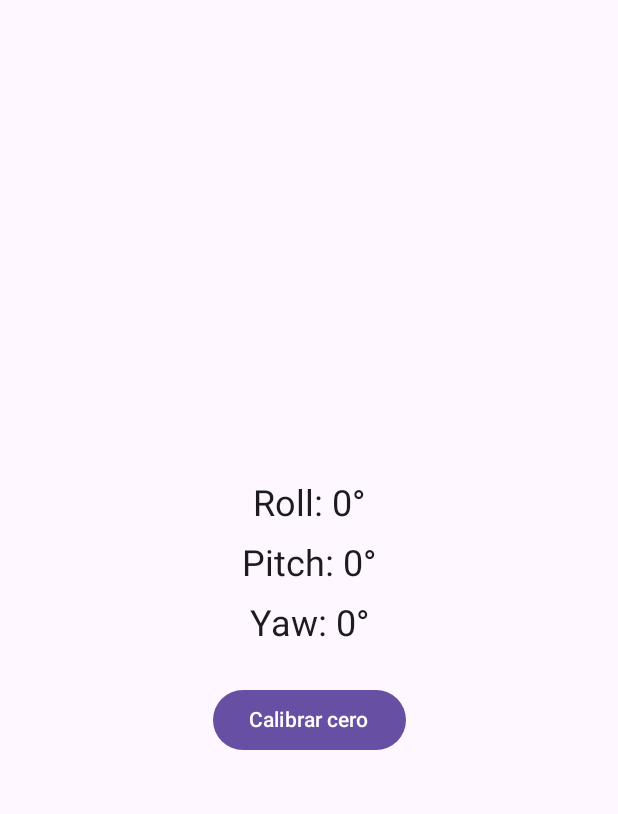
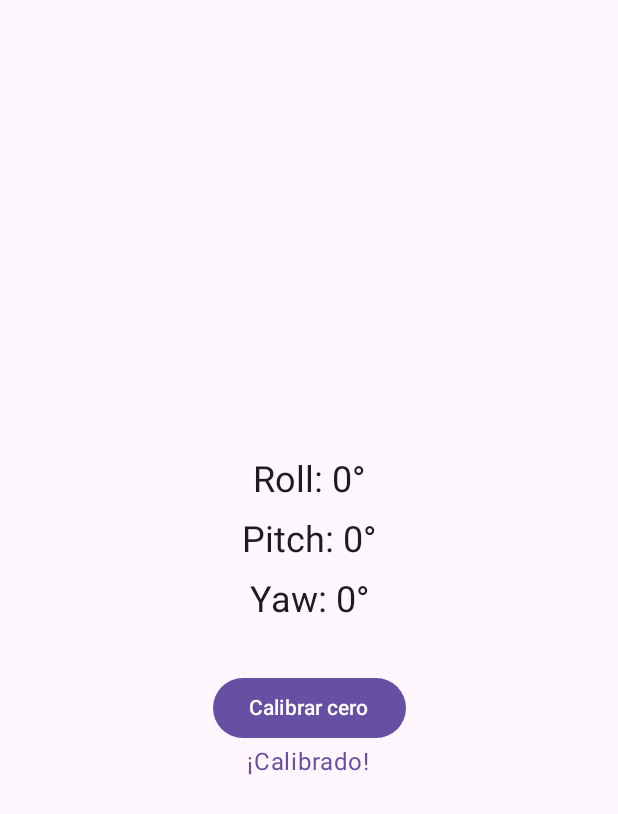
Before and after one commit to FelipeGarcia911/android-auto-inclinometer, an Android app built with Jetpack Compose: the screen it shows after launch (MainActivity), after a tap on "Calibrar cero", on a phone screen of 412 x 824 dp. Shown: the top 814 px of the screen. Run offline under Robolectric (Android 15) with nearby library versions, the phone set to English and light mode, and no system bars; our stand-ins replace Dagger/Hilt's generated code.

Commit message:
feat: migrate to clean architecture

```diff
--- a/app/build.gradle.kts
+++ b/app/build.gradle.kts
@@ -62,5 +62,6 @@ dependencies {
     implementation(project(":common"))
     implementation(libs.androidx.app)
     implementation(libs.hilt.android)
+    implementation(libs.androidx.hilt.navigation.compose)
     kapt(libs.hilt.android.compiler)
 }
--- a/app/src/main/java/com/felipeg/inclinometer4x4/MainActivity.kt
+++ b/app/src/main/java/com/felipeg/inclinometer4x4/MainActivity.kt
@@ -4,22 +4,12 @@ import android.os.Bundle
 import android.util.Log
 import androidx.activity.ComponentActivity
 import androidx.activity.compose.setContent
-import androidx.compose.foundation.layout.Arrangement
-import androidx.compose.foundation.layout.Column
-import androidx.compose.foundation.layout.Spacer
 import androidx.compose.foundation.layout.fillMaxSize
-import androidx.compose.foundation.layout.height
-import androidx.compose.foundation.layout.padding
-import androidx.compose.material3.Button
 import androidx.compose.material3.MaterialTheme
 import androidx.compose.material3.Surface
-import androidx.compose.material3.Text
-import androidx.compose.runtime.*
-import androidx.compose.ui.Alignment
 import androidx.compose.ui.Modifier
-import androidx.compose.ui.unit.dp
 import com.felipeg.common.SensorRepository
-import com.felipeg.common.Angle
+import com.felipeg.inclinometer4x4.presentation.ui.AngleScreen
 import dagger.hilt.android.AndroidEntryPoint
 import javax.inject.Inject
 
@@ -37,45 +27,9 @@ class MainActivity : ComponentActivity() {
                     modifier = Modifier.fillMaxSize(),
                     color = MaterialTheme.colorScheme.background
                 ) {
-                    AngleDisplayScreen(sensorRepo)
+                    AngleScreen()
                 }
             }
         }
     }
 }
-
-@Composable
-fun AngleDisplayScreen(sensorRepo: SensorRepository) {
-    var currentAngle by remember { mutableStateOf(Angle(0f, 0f, 0f)) }
-
-    LaunchedEffect(Unit) {
-        sensorRepo.angleFlow.collect { angle ->
-            currentAngle = angle
-        }
-    }
-
-    Column(
-        modifier = Modifier.fillMaxSize().padding(16.dp),
-        horizontalAlignment = Alignment.CenterHorizontally,
-        verticalArrangement = Arrangement.Center
-    ) {
-        Text(
-            text = "Roll: ${currentAngle.roll.toInt()}°",
-            style = MaterialTheme.typography.headlineSmall
-        )
-        Spacer(modifier = Modifier.height(8.dp))
-        Text(
-            text = "Pitch: ${currentAngle.pitch.toInt()}°",
-            style = MaterialTheme.typography.headlineSmall
-        )
-        Spacer(modifier = Modifier.height(8.dp))
-        Text(
-            text = "Yaw: ${currentAngle.yaw.toInt()}°",
-            style = MaterialTheme.typography.headlineSmall
-        )
-        Spacer(modifier = Modifier.height(24.dp))
-        Button(onClick = { sensorRepo.calibrateZero(currentAngle) }) {
-            Text(text = "Calibrar cero")
-        }
-    }
-}
--- /dev/null
+++ b/app/src/main/java/com/felipeg/inclinometer4x4/domain/usecase/CalibrateZeroUseCase.kt
@@ -0,0 +1,11 @@
+package com.felipeg.inclinometer4x4.domain.usecase
+
+import com.felipeg.common.Angle
+import com.felipeg.common.SensorRepository
+import javax.inject.Inject
+
+class CalibrateZeroUseCase @Inject constructor(
+    private val repository: SensorRepository
+) {
+    fun execute(angle: Angle) = repository.calibrateZero(angle)
+}
--- /dev/null
+++ b/app/src/main/java/com/felipeg/inclinometer4x4/domain/usecase/GetAngleStreamUseCase.kt
@@ -0,0 +1,12 @@
+package com.felipeg.inclinometer4x4.domain.usecase
+
+import com.felipeg.common.Angle
+import com.felipeg.common.SensorRepository
+import kotlinx.coroutines.flow.Flow
+import javax.inject.Inject
+
+class GetAngleStreamUseCase @Inject constructor(
+    private val repository: SensorRepository
+) {
+    operator fun invoke(): Flow<Angle> = repository.angleFlow
+}
--- /dev/null
+++ b/app/src/main/java/com/felipeg/inclinometer4x4/presentation/ui/AngleScreen.kt
@@ -0,0 +1,45 @@
+package com.felipeg.inclinometer4x4.presentation.ui
+
+import androidx.compose.foundation.layout.*
+import androidx.compose.material3.*
+import androidx.compose.runtime.*
+import androidx.compose.ui.Alignment
+import androidx.compose.ui.Modifier
+import androidx.compose.ui.unit.dp
+import androidx.hilt.navigation.compose.hiltViewModel
+import com.felipeg.inclinometer4x4.presentation.viewmodel.AngleViewModel
+
+@Composable
+fun AngleScreen(viewModel: AngleViewModel = hiltViewModel()) {
+    val angle by viewModel.angleState.collectAsState()
+    var justCalibrated by remember { mutableStateOf(false) }
+
+    Column(
+        modifier = Modifier
+            .fillMaxSize()
+            .padding(16.dp),
+        horizontalAlignment = Alignment.CenterHorizontally,
+        verticalArrangement = Arrangement.Center
+    ) {
+        listOf(
+            "Roll"  to angle.roll,
+            "Pitch" to angle.pitch,
+            "Yaw"   to angle.yaw
+        ).forEach { (label, value) ->
+            Text("$label: ${value.toInt()}°", style = MaterialTheme.typography.headlineSmall)
+            Spacer(Modifier.height(8.dp))
+        }
+
+        Spacer(Modifier.height(24.dp))
+        Button(onClick = {
+            viewModel.onCalibrate()
+            justCalibrated = true
+        }) {
+            Text("Calibrar cero")
+        }
+
+        if (justCalibrated) {
+            Text("¡Calibrado!", color = MaterialTheme.colorScheme.primary)
+        }
+    }
+}
--- /dev/null
+++ b/app/src/main/java/com/felipeg/inclinometer4x4/presentation/viewmodel/AngleViewModel.kt
@@ -0,0 +1,33 @@
+package com.felipeg.inclinometer4x4.presentation.viewmodel
+
+import androidx.lifecycle.ViewModel
+import androidx.lifecycle.viewModelScope
+import com.felipeg.common.Angle
+import com.felipeg.inclinometer4x4.domain.usecase.GetAngleStreamUseCase
+import com.felipeg.inclinometer4x4.domain.usecase.CalibrateZeroUseCase
+import dagger.hilt.android.lifecycle.HiltViewModel
+import kotlinx.coroutines.flow.MutableStateFlow
+import kotlinx.coroutines.flow.StateFlow
+import kotlinx.coroutines.flow.asStateFlow
+import kotlinx.coroutines.launch
+import javax.inject.Inject
+
+@HiltViewModel
+class AngleViewModel @Inject constructor(
+    private val getAngleStream: GetAngleStreamUseCase,
+    private val calibrateZero: CalibrateZeroUseCase
+) : ViewModel() {
+
+    private val _angleState = MutableStateFlow(Angle(0f, 0f, 0f))
+    val angleState: StateFlow<Angle> = _angleState.asStateFlow()
+
+    init {
+        viewModelScope.launch {
+            getAngleStream().collect { _angleState.value = it }
+        }
+    }
+
+    fun onCalibrate() {
+        calibrateZero.execute(_angleState.value)
+    }
+}
--- a/gradle/libs.versions.toml
+++ b/gradle/libs.versions.toml
@@ -2,6 +2,7 @@
 agp = "8.11.0"
 app = "1.4.0"
 hiltAndroidGradlePlugin = "2.56.2"
+hiltNavigationCompose = "1.2.0"
 kotlin = "2.0.21"
 coreKtx = "1.10.1"
 junit = "4.13.2"
@@ -16,6 +17,7 @@ material = "1.10.0"
 [libraries]
 androidx-app = { module = "androidx.car.app:app", version.ref = "app" }
 androidx-core-ktx = { group = "androidx.core", name = "core-ktx", version.ref = "coreKtx" }
+androidx-hilt-navigation-compose = { module = "androidx.hilt:hilt-navigation-compose", version.ref = "hiltNavigationCompose" }
 hilt-android = { module = "com.google.dagger:hilt-android", version.ref = "hiltAndroidGradlePlugin" }
 hilt-android-compiler = { module = "com.google.dagger:hilt-android-compiler", version.ref = "hiltAndroidGradlePlugin" }
 hilt-android-gradle-plugin = { module = "com.google.dagger:hilt-android-gradle-plugin", version.ref = "hiltAndroidGradlePlugin" }
```
